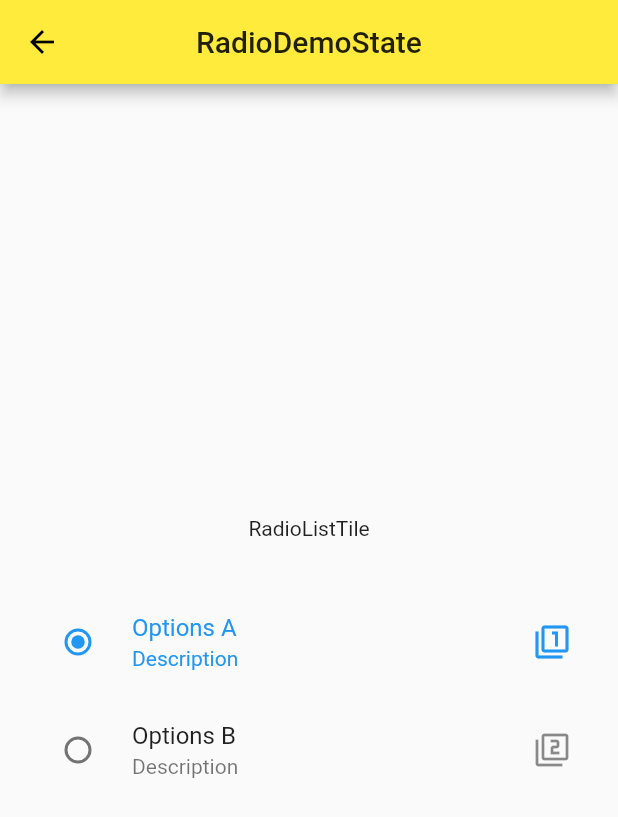
After one commit to potDevil/flutter_first_app, a Flutter app: the screen it shows after launch, after a tap on "Radio", on a phone screen of 412 x 824 dp. The commit adds this screen. Shown: the top 817 px of the screen. Run offline on Flutter 3.47's test engine with Material 2 defaults, Android fonts, the phone set to English and light mode, and no system bars.

Commit message:
Flutter移动应用:输入

```diff
--- a/lib/demo/form_demo.dart
+++ b/lib/demo/form_demo.dart
@@ -6,6 +6,11 @@ class FormDemo extends StatelessWidget {
   @override
   Widget build(BuildContext context) {
     return Scaffold(
+      appBar: AppBar(
+        centerTitle: true,
+        title: Text('FormDemo'),
+        elevation: 12,
+      ),
       body: Theme(
         data: Theme.of(context).copyWith(
           primaryColor: Colors.black,
--- a/lib/demo/material_components.dart
+++ b/lib/demo/material_components.dart
@@ -1,10 +1,15 @@
 ///Created by fuzhi on 2019-06-04
 
 import 'package:flutter/material.dart';
-import 'package:flutter_app/demo/popup_menu_button_demo.dart';
-
+import 'popup_menu_button_demo.dart';
+import 'radio_demo.dart';
+import 'slider_demo.dart';
+import 'switch_demo.dart';
 import 'button_demo.dart';
+import 'checkbox_demo.dart';
+import 'datetime_demo.dart';
 import 'floating_action_button_demo.dart';
+import 'form_demo.dart';
 
 class MaterialComponents extends StatelessWidget {
   @override
@@ -18,6 +23,30 @@ class MaterialComponents extends StatelessWidget {
       ),
       body: ListView(
         children: <Widget>[
+          ListItem(
+            title: 'DateTime',
+            page: DateTimeDemo(),
+          ),
+          ListItem(
+            title: 'Slider',
+            page: SliderDemo(),
+          ),
+          ListItem(
+            title: 'Switch',
+            page: SwitchDemo(),
+          ),
+          ListItem(
+            title: 'Radio',
+            page: RadioDemo(),
+          ),
+          ListItem(
+            title: 'Checkbox',
+            page: CheckboxDemo(),
+          ),
+          ListItem(
+            title: 'Form',
+            page: FormDemo(),
+          ),
           ListItem(
             title: 'PopupMenuButton',
             page: PopupMenuButtonDemo(),
--- /dev/null
+++ b/lib/demo/radio_demo.dart
@@ -0,0 +1,87 @@
+///Created by fuzhi on 2019-06-04
+
+import 'package:flutter/material.dart';
+
+class RadioDemo extends StatefulWidget {
+  @override
+  _RadioDemoState createState() => _RadioDemoState();
+}
+
+class _RadioDemoState extends State<RadioDemo> {
+  int _radioGroupA = 0;
+
+  @override
+  Widget build(BuildContext context) {
+    return Scaffold(
+      appBar: AppBar(
+        centerTitle: true,
+        title: Text('RadioDemoState'),
+      ),
+      body: Container(
+        padding: EdgeInsets.all(16),
+        child: Column(
+          mainAxisAlignment: MainAxisAlignment.center,
+          children: <Widget>[
+            Text('RadioListTile'),
+            SizedBox(height: 32),
+//            Container(height: 30),
+            RadioListTile(
+              value: 0,
+              groupValue: _radioGroupA,
+              onChanged: (value) {
+                setState(() {
+                  _radioGroupA = value;
+                });
+              },
+              selected: _radioGroupA == 0,
+              title: Text('Options A'),
+              subtitle: Text('Description'),
+              secondary: Icon(Icons.filter_1),
+              activeColor: Colors.blue,
+            ),
+            RadioListTile(
+              value: 1,
+              groupValue: _radioGroupA,
+              onChanged: (value) {
+                setState(() {
+                  _radioGroupA = value;
+                });
+              },
+              selected: _radioGroupA == 1,
+              title: Text('Options B'),
+              subtitle: Text('Description'),
+              secondary: Icon(Icons.filter_2),
+              activeColor: Colors.blue,
+            ),
+            Row(
+              mainAxisAlignment: MainAxisAlignment.center,
+              children: <Widget>[
+//                Radio(
+//                  value: 0,
+//                  onChanged:(value) {
+//                    setState(() {
+//                      _radioGroupA = value;
+//                    });
+//                  },
+//                  groupValue: _radioGroupA,
+//                  activeColor: Colors.blue,
+//                ),
+//
+//                Radio(
+//                  value: 1,
+//                  onChanged:(value) {
+//                    setState(() {
+//                      _radioGroupA = value;
+//                    });
+//                  },
+//                  groupValue: _radioGroupA,
+//                  activeColor: Colors.blue,
+//                ),
+              ],
+            ),
+          ],
+        ),
+      ),
+    );
+  }
+}
--- a/lib/main.dart
+++ b/lib/main.dart
@@ -31,7 +31,7 @@ class App extends StatelessWidget {
         primarySwatch: Colors.yellow, // 主题颜色
         highlightColor: Color.fromRGBO(255, 255, 255, 0.5),
         splashColor: Colors.white70,
-        accentColor: Colors.white,
+        accentColor: Colors.blue,
       ),
     ); // MaterialApp
   }
--- a/pubspec.yaml
+++ b/pubspec.yaml
@@ -19,6 +19,7 @@ environment:
 dependencies:
   flutter:
     sdk: flutter
+  intl: 0.15.8
 
   # The following adds the Cupertino Icons font to your application.
   # Use with the CupertinoIcons class for iOS style icons.
```
Also changed, not shown: lib/demo/checkbox_demo.dart (added, +58 -0 lines), lib/demo/datetime_demo.dart (added, +88 -0 lines), lib/demo/slider_demo.dart (added, +53 -0 lines), lib/demo/switch_demo.dart (added, +62 -0 lines), pubspec.lock.
